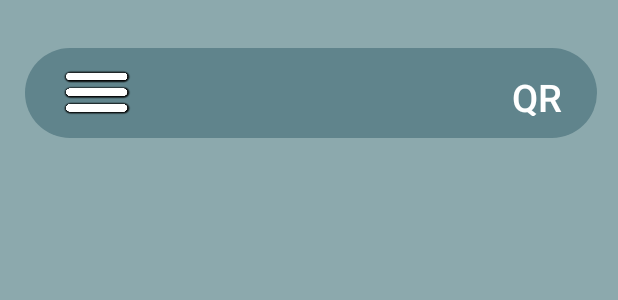
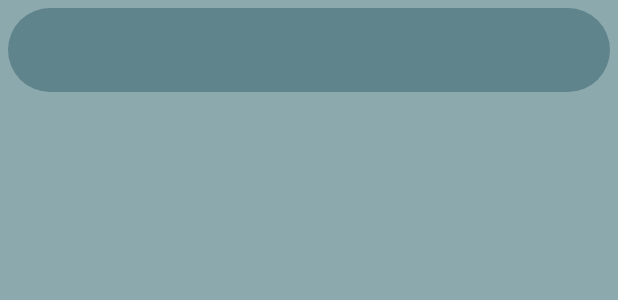
Before and after one commit to ongchangco/amuse, an Android app: the layout activity_museum_finder.xml on its own in the app's theme, with its tools: preview values and no code run, on a phone screen of 412 x 824 dp. Shown: the top 300 px of the screen. Run offline under Robolectric (Android 15) with nearby library versions, the phone set to English and light mode, and no system bars.

Commit message:
Fixed Navigation Bar MuseumFinder: navBar Changed overall code structure

```diff
--- a/app/src/main/java/smart/museum/amuse/MainActivity.kt
+++ b/app/src/main/java/smart/museum/amuse/MainActivity.kt
@@ -3,7 +3,6 @@ package smart.museum.amuse
 import android.content.Intent
 import android.os.Bundle
 import android.widget.Button
-import android.widget.Toast
 import androidx.activity.enableEdgeToEdge
 import androidx.appcompat.app.AppCompatActivity
 import androidx.core.view.ViewCompat
@@ -18,7 +17,6 @@ class MainActivity : AppCompatActivity() {
             val systemBars = insets.getInsets(WindowInsetsCompat.Type.systemBars())
             v.setPadding(systemBars.left, systemBars.top, systemBars.right, systemBars.bottom)
             insets
-
         }
 
         val btnLogIn = findViewById<Button>(R.id.btnLogin)
--- a/app/src/main/java/smart/museum/amuse/MyAMUSE.kt
+++ b/app/src/main/java/smart/museum/amuse/MyAMUSE.kt
@@ -1,6 +1,8 @@
 package smart.museum.amuse
 
 import android.os.Bundle
+import android.view.Menu
+import android.view.MenuInflater
 import androidx.activity.enableEdgeToEdge
 import androidx.appcompat.app.AppCompatActivity
 import androidx.core.view.ViewCompat
@@ -16,5 +18,7 @@ class MyAMUSE : AppCompatActivity() {
             v.setPadding(systemBars.left, systemBars.top, systemBars.right, systemBars.bottom)
             insets
         }
+
     }
+
 }
--- /dev/null
+++ b/app/src/main/res/drawable/menu_button.xml
@@ -0,0 +1,5 @@
+<vector xmlns:android="http://schemas.android.com/apk/res/android" android:height="24dp" android:tint="#FFFFFF" android:viewportHeight="24" android:viewportWidth="24" android:width="24dp">
+
+    <path android:fillColor="@android:color/white" android:pathData="M3,18h18v-2L3,16v2zM3,13h18v-2L3,11v2zM3,6v2h18L21,6L3,6z"/>
+
+</vector>
--- /dev/null
+++ b/app/src/main/res/drawable/qr_button.xml
@@ -0,0 +1,5 @@
+<vector xmlns:android="http://schemas.android.com/apk/res/android" android:height="24dp" android:tint="#FFFFFF" android:viewportHeight="24" android:viewportWidth="24" android:width="24dp">
+
+    <path android:fillColor="@android:color/white" android:pathData="M9.5,6.5v3h-3v-3H9.5M11,5H5v6h6V5L11,5zM9.5,14.5v3h-3v-3H9.5M11,13H5v6h6V13L11,13zM17.5,6.5v3h-3v-3H17.5M19,5h-6v6h6V5L19,5zM13,13h1.5v1.5H13V13zM14.5,14.5H16V16h-1.5V14.5zM16,13h1.5v1.5H16V13zM13,16h1.5v1.5H13V16zM14.5,17.5H16V19h-1.5V17.5zM16,16h1.5v1.5H16V16zM17.5,14.5H19V16h-1.5V14.5zM17.5,17.5H19V19h-1.5V17.5zM22,7h-2V4h-3V2h5V7zM22,22v-5h-2v3h-3v2H22zM2,22h5v-2H4v-3H2V22zM2,2v5h2V4h3V2H2z"/>
+
+</vector>
--- a/app/src/main/res/layout/activity_museum_finder.xml
+++ b/app/src/main/res/layout/activity_museum_finder.xml
@@ -7,40 +7,13 @@
     android:layout_height="match_parent"
     tools:context=".MuseumFinder"
     android:background="@color/GrayBlue">
-    <Toolbar
+
+    <androidx.appcompat.widget.Toolbar
         android:id="@+id/navBar"
-        android:layout_width="381dp"
-        android:layout_height="60dp"
-        android:layout_marginStart="10dp"
-        android:layout_marginTop="32dp"
-        android:layout_marginEnd="10dp"
+        android:layout_width="match_parent"
+        android:layout_height="wrap_content"
         android:background="@drawable/rounded_corner"
-        android:padding="10dp"
-        app:layout_constraintEnd_toEndOf="parent"
-        app:layout_constraintHorizontal_bias="0.6"
-        app:layout_constraintStart_toStartOf="parent"
-        app:layout_constraintTop_toTopOf="parent">
-
-        <Button
-            android:layout_width="45dp"
-            android:layout_height="30dp"
-            android:layout_marginStart="25dp"
-            android:background="@drawable/menu_buttton" />
-    </Toolbar>
-
-    <Button
-        android:layout_width="75dp"
-        android:layout_height="50dp"
-        android:layout_margin="2dp"
-        android:layout_marginEnd="228dp"
-        android:layout_marginBottom="15dp"
-        android:backgroundTint="@color/Transparent"
-        android:outlineAmbientShadowColor="@color/Transparent"
-        android:outlineSpotShadowColor="@color/Transparent"
-        android:shadowColor="@color/Transparent"
-        android:text="QR"
-        android:textSize="25sp"
-        app:layout_constraintBottom_toBottomOf="@+id/navBar"
-        app:layout_constraintEnd_toEndOf="@+id/navBar"
-        app:layout_constraintTop_toTopOf="@+id/navBar" />
+        android:layout_margin="5dp"
+        app:layout_constraintTop_toTopOf="parent"
+        tools:ignore="MissingConstraints" />
 </androidx.constraintlayout.widget.ConstraintLayout>
--- a/app/src/main/res/layout/activity_my_amuse.xml
+++ b/app/src/main/res/layout/activity_my_amuse.xml
@@ -23,6 +23,7 @@
         app:layout_constraintTop_toTopOf="parent">
 
         <Button
+            android:id="@+id/btnMenu"
             android:layout_width="45dp"
             android:layout_height="30dp"
             android:layout_marginStart="25dp"
```
Also changed, not shown: app/src/main/java/smart/museum/amuse/MuseumFinder.kt (+20 -0 lines), app/src/main/res/menu/nav_bar.xml (added, +12 -0 lines).
